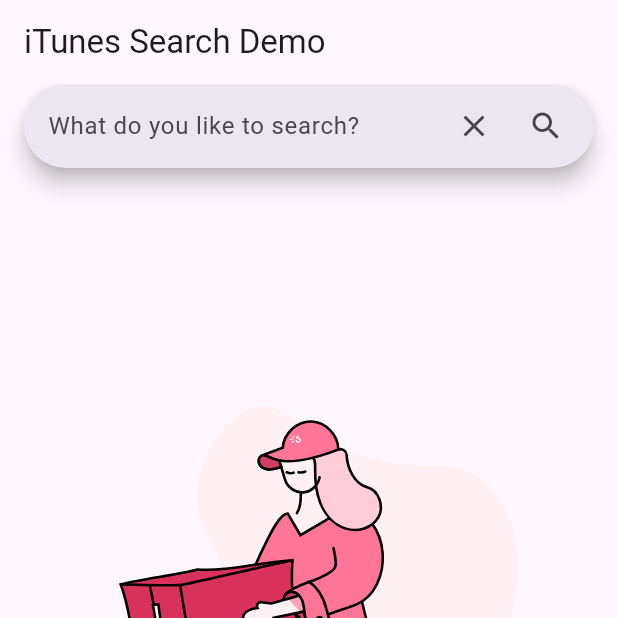
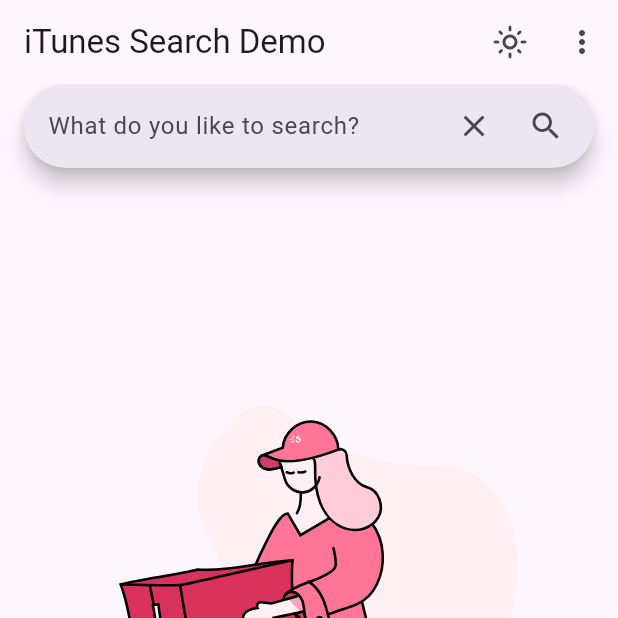
Before and after one commit to fewling/itunes_search_demo, a Flutter app: the screen it shows after launch, after a tap on the "clear" icon, on a phone screen of 412 x 824 dp, the top half of it. Run offline on Flutter 3.47's test engine with Material 3 defaults, Android fonts, the phone set to English and light mode, and no system bars; drawn by our look-alikes of oktoast; our stand-ins replace freezed_annotation, get, get_it, just_audio, loading_animation_widget, lottie and 2 more; generated files the repository leaves out were written again.

Commit message:
Add shared_preferences & adds brightness button & locale menu

```diff
--- /dev/null
+++ b/lib/controllers/settings_controller.dart
@@ -0,0 +1,55 @@
+import 'package:flutter/material.dart';
+import 'package:get/get.dart';
+import 'package:shared_preferences/shared_preferences.dart';
+
+import '../l10n/generated/l10n.dart';
+
+class SettingsController extends GetxController {
+  static const _isDarkKey = 'isDark';
+  static const _languageCodeKey = 'languageCode';
+  static const _countryCodeKey = 'countryCode';
+
+  late final SharedPreferences _prefs;
+
+  final loc = Rxn<Locale>();
+
+  final isDark = false.obs;
+
+  @override
+  Future<void> onInit() async {
+    super.onInit();
+
+    _prefs = await SharedPreferences.getInstance();
+    isDark.value = _prefs.getBool(_isDarkKey) ?? false;
+
+    final langCode = _prefs.getString(_languageCodeKey);
+    final countryCode = _prefs.getString(_countryCodeKey);
+
+    // If app locale is not specified, use system locale
+    if (langCode == null) {
+      final systemLocales = WidgetsBinding.instance.platformDispatcher.locales;
+      loc.value = systemLocales.firstWhere(
+        (e) => I10n.delegate.isSupported(e),
+        orElse: () => const Locale('en'),
+      );
+    } else {
+      loc.value = Locale(langCode, countryCode);
+    }
+  }
+
+  void toggleBrightness() {
+    _prefs
+        .setBool(_isDarkKey, !isDark.value)
+        .then((_) => isDark.value = !isDark.value);
+  }
+
+  Future<void> updateLocale(Locale? locale) async {
+    if (locale == null) return;
+    loc.value = locale;
+
+    await _prefs.setString(_languageCodeKey, locale.languageCode);
+    if (locale.countryCode != null) {
+      await _prefs.setString(_countryCodeKey, locale.countryCode!);
+    }
+  }
+}
--- a/lib/main.dart
+++ b/lib/main.dart
@@ -1,8 +1,10 @@
 import 'package:flutter/material.dart';
 import 'package:flutter_localizations/flutter_localizations.dart';
+import 'package:get/get.dart';
 import 'package:get_it/get_it.dart';
 import 'package:oktoast/oktoast.dart';
 
+import 'controllers/settings_controller.dart';
 import 'l10n/generated/l10n.dart';
 import 'pages/search/search_base.dart';
 import 'services/audio_service.dart';
@@ -25,7 +27,11 @@
   @override
   Widget build(BuildContext context) {
     return OKToast(
-      child: MaterialApp(
+      child: Obx(() {
+        final settingsController = Get.put(SettingsController());
+
+        return MaterialApp(
+          debugShowCheckedModeBanner: false,
           localizationsDelegates: const [
             I10n.delegate,
             GlobalMaterialLocalizations.delegate,
@@ -39,10 +45,17 @@
                 .contains(deviceLocale?.languageCode);
             return isSupported ? deviceLocale : const Locale('en');
           },
+          locale: settingsController.loc.value,
           scrollBehavior: CustomScrollBehavior(),
-        theme: ThemeData(useMaterial3: true),
+          theme: ThemeData(
+            useMaterial3: true,
+            brightness: settingsController.isDark.value
+                ? Brightness.dark
+                : Brightness.light,
+          ),
           home: const SearchPage(),
-      ),
+        );
+      }),
     );
   }
 }
--- a/lib/pages/search/search_mobile.dart
+++ b/lib/pages/search/search_mobile.dart
@@ -5,7 +5,9 @@
 import 'package:lottie/lottie.dart';
 
 import '../../gen/assets.gen.dart';
+import '../../widgets/brightness_toggle_button.dart';
 import '../../widgets/loading_widget.dart';
+import '../../widgets/locale_popup_menu.dart';
 import '../../widgets/music_play_bar.dart';
 import '../../widgets/music_search_bar.dart';
 import '../../widgets/music_track_tile.dart';
@@ -21,6 +23,10 @@
     return Scaffold(
       appBar: AppBar(
         title: const Text('iTunes Search Demo'),
+        actions: const [
+          BrightnessToggleIconButton(),
+          LocalePopupMenu(),
+        ],
       ),
       body: Obx(
         () {
--- /dev/null
+++ b/lib/widgets/brightness_toggle_button.dart
@@ -0,0 +1,26 @@
+import 'package:flutter/material.dart';
+import 'package:get/get.dart';
+
+import '../controllers/settings_controller.dart';
+import '../l10n/generated/l10n.dart';
+
+class BrightnessToggleIconButton extends StatelessWidget {
+  const BrightnessToggleIconButton({
+    super.key,
+  });
+
+  @override
+  Widget build(BuildContext context) {
+    return Obx(() {
+      final appController = Get.find<SettingsController>();
+      final isDark = appController.isDark.value;
+      return IconButton(
+        tooltip: I10n.current.brightnessButtonTooltip,
+        onPressed: () => appController.toggleBrightness(),
+        icon: isDark
+            ? const Icon(Icons.dark_mode_outlined)
+            : const Icon(Icons.light_mode_outlined),
+      );
+    });
+  }
+}
--- /dev/null
+++ b/lib/widgets/locale_popup_menu.dart
@@ -0,0 +1,67 @@
+import 'package:flutter/material.dart';
+import 'package:get/get.dart';
+import 'package:oktoast/oktoast.dart';
+
+import '../controllers/settings_controller.dart';
+import '../l10n/generated/l10n.dart';
+
+class LocalePopupMenu extends StatelessWidget {
+  const LocalePopupMenu({super.key});
+
+  @override
+  Widget build(BuildContext context) {
+    final settingsController = Get.find<SettingsController>();
+
+    return Obx(
+      () {
+        final locales =
+            I10n.delegate.supportedLocales.where((e) => e.countryCode != null);
+        final locale = settingsController.loc.value;
+
+        return PopupMenuButton(
+          tooltip: I10n.current.localeButtonTooltip,
+          initialValue: locale,
+          onSelected: (value) {
+            settingsController.updateLocale(value);
+            _promptRestart(context);
+          },
+          itemBuilder: (context) => [
+            for (final loc in locales)
+              PopupMenuItem(
+                value: loc,
+                child: Text(loc.toLanguageTag()),
+              ),
+          ],
+        );
+      },
+    );
+  }
+
+  void _promptRestart(BuildContext context) {
+    final colorScheme = Theme.of(context).colorScheme;
+    final txtTheme = Theme.of(context).textTheme;
+
+    showToastWidget(
+      Container(
+        decoration: BoxDecoration(
+          color: colorScheme.primaryContainer,
+          borderRadius: BorderRadius.circular(8),
+        ),
+        child: Padding(
+          padding: const EdgeInsets.symmetric(
+            horizontal: 16,
+            vertical: 8,
+          ),
+          child: Text(
+            I10n.current.restartPrompt,
+            style: txtTheme.titleMedium?.copyWith(
+              color: colorScheme.onPrimaryContainer,
+            ),
+          ),
+        ),
+      ),
+      position: ToastPosition.bottom,
+      duration: const Duration(seconds: 2),
+    );
+  }
+}
--- a/pubspec.yaml
+++ b/pubspec.yaml
@@ -23,6 +23,7 @@
   flutter_localizations:
     sdk: flutter
   intl: any
+  shared_preferences: ^2.2.2
 
 dev_dependencies:
   flutter_test:
```
Also changed, not shown: lib/l10n/intl_en.arb (+15 -0 lines), lib/l10n/intl_en_US.arb (added, +61 -0 lines), lib/l10n/intl_zh.arb (+15 -0 lines), lib/l10n/intl_zh_CN.arb (+15 -0 lines), lib/l10n/intl_zh_HK.arb (+15 -0 lines), pubspec.lock, 1 other file. Lines whose indentation alone changed are shown as unchanged.
